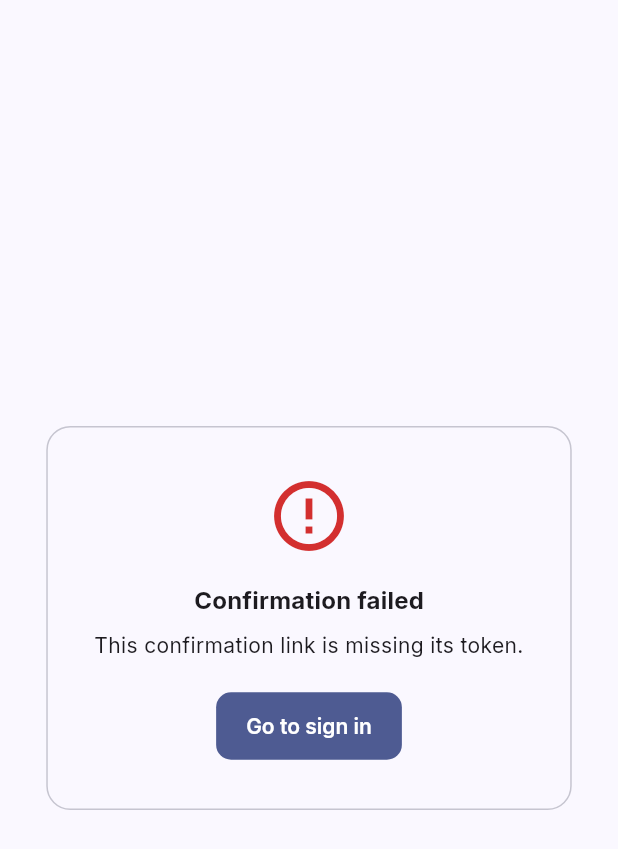
After one commit to Bradfordnfor/Final-Year-Project, a Flutter app: the ConfirmEmailScreen screen opened by its route, on a phone screen of 412 x 824 dp. The commit adds this screen. Shown: the top 849 px of the screen. Run offline on Flutter 3.47's test engine with Material 3 defaults, Android fonts, the phone set to English and light mode, and no system bars; our stand-ins replace dio, file_picker, fl_chart, flutter_animate, flutter_secure_storage, get and 1 more; missing offline and left inert: dart:html; accounts and stored records are empty.

Commit message:
frontend: email-change confirmation page on the /confirm-email route

```diff
--- a/frontend/lib/core/routes.dart
+++ b/frontend/lib/core/routes.dart
@@ -2,6 +2,7 @@ import 'package:get/get.dart';
 
 import '../features/analytics/analytics_screen.dart';
 import '../features/auth/activate_screen.dart';
+import '../features/auth/confirm_email_screen.dart';
 import '../features/auth/login_screen.dart';
 import '../features/conflicts/conflicts_screen.dart';
 import '../features/dashboard/dashboard_screen.dart';
@@ -19,6 +20,7 @@ import 'widgets/app_shell.dart';
 class AppRoutes {
   static const login = '/login';
   static const activate = '/activate';
+  static const confirmEmail = '/confirm-email';
   static const dashboard = '/dashboard';
   static const timetable = '/timetable';
   static const generation = '/generation';
@@ -35,6 +37,7 @@ class AppRoutes {
   static final pages = [
     GetPage(name: login, page: () => const LoginScreen()),
     GetPage(name: activate, page: () => const ActivateScreen()),
+    GetPage(name: confirmEmail, page: () => const ConfirmEmailScreen()),
     GetPage(name: dashboard, page: () => const AppShell(child: DashboardScreen())),
     GetPage(name: timetable, page: () => const AppShell(child: TimetableScreen())),
     GetPage(name: generation, page: () => const AppShell(child: GenerationScreen())),
--- /dev/null
+++ b/frontend/lib/features/auth/confirm_email_screen.dart
@@ -0,0 +1,118 @@
+import 'package:dio/dio.dart';
+import 'package:flutter/material.dart';
+import 'package:get/get.dart';
+
+import '../../core/api/api_client.dart';
+import '../../core/api/auth_api.dart';
+import '../../core/routes.dart';
+
+/// Unauthenticated page opened from the email-change confirmation email
+/// (`/#/confirm-email?token=…`). Confirms the change on load and reports the
+/// outcome.
+class ConfirmEmailScreen extends StatefulWidget {
+  const ConfirmEmailScreen({super.key});
+
+  @override
+  State<ConfirmEmailScreen> createState() => _ConfirmEmailScreenState();
+}
+
+class _ConfirmEmailScreenState extends State<ConfirmEmailScreen> {
+  bool _loading = true;
+  bool _success = false;
+  String _message = '';
+
+  @override
+  void initState() {
+    super.initState();
+    _confirm();
+  }
+
+  Future<void> _confirm() async {
+    final token = Get.parameters['token'];
+    if (token == null || token.isEmpty) {
+      setState(() {
+        _loading = false;
+        _success = false;
+        _message = 'This confirmation link is missing its token.';
+      });
+      return;
+    }
+    try {
+      await AuthApi(ApiClient()).confirmEmail(token);
+      setState(() {
+        _loading = false;
+        _success = true;
+        _message =
+            'Your email address has been updated. You can sign in with it now.';
+      });
+    } on DioException catch (e) {
+      final detail = (e.response?.data as Map?)?['detail'] as String?;
+      setState(() {
+        _loading = false;
+        _success = false;
+        _message =
+            detail ?? 'This confirmation link is invalid or has expired.';
+      });
+    } catch (_) {
+      setState(() {
+        _loading = false;
+        _success = false;
+        _message = 'Cannot reach the server. Please try again later.';
+      });
+    }
+  }
+
+  @override
+  Widget build(BuildContext context) {
+    final cs = Theme.of(context).colorScheme;
+
+    return Scaffold(
+      backgroundColor: cs.surface,
+      body: Center(
+        child: ConstrainedBox(
+          constraints: const BoxConstraints(maxWidth: 420),
+          child: Card(
+            margin: const EdgeInsets.all(24),
+            child: Padding(
+              padding: const EdgeInsets.all(32),
+              child: Column(
+                mainAxisSize: MainAxisSize.min,
+                children: [
+                  if (_loading)
+                    const Padding(
+                      padding: EdgeInsets.all(16),
+                      child: CircularProgressIndicator(),
+                    )
+                  else ...[
+                    Icon(
+                      _success
+                          ? Icons.mark_email_read_outlined
+                          : Icons.error_outline,
+                      size: 56,
+                      color: _success ? cs.primary : cs.error,
+                    ),
+                    const SizedBox(height: 16),
+                    Text(
+                      _success ? 'Email confirmed' : 'Confirmation failed',
+                      style: Theme.of(context)
+                          .textTheme
+                          .titleMedium
+                          ?.copyWith(fontWeight: FontWeight.bold),
+                    ),
+                    const SizedBox(height: 8),
+                    Text(_message, textAlign: TextAlign.center),
+                    const SizedBox(height: 20),
+                    FilledButton(
+                      onPressed: () => Get.offAllNamed(AppRoutes.login),
+                      child: const Text('Go to sign in'),
+                    ),
+                  ],
+                ],
+              ),
+            ),
+          ),
+        ),
+      ),
+    );
+  }
+}
```
